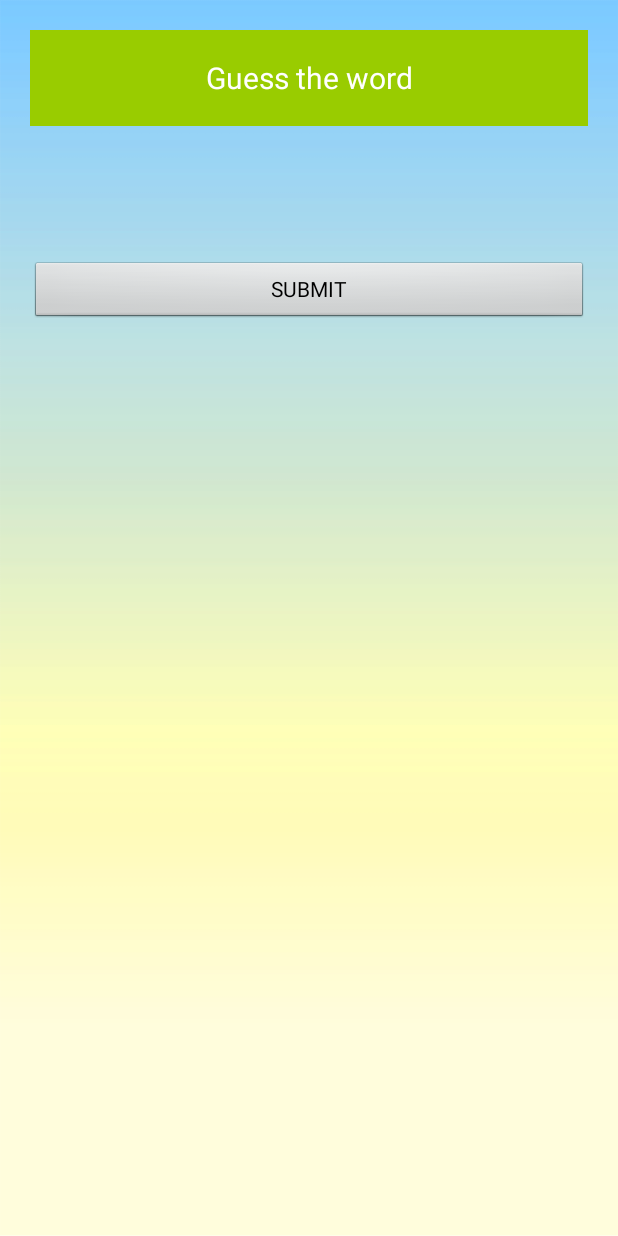
After one commit to sachin-sable/QP-hack-bulls-and-cows-android, an Android app: the GuesserScreen screen opened directly, with no data from a screen before it, on a phone screen of 412 x 824 dp. The commit adds this screen. Run offline under Robolectric (Android 15) with nearby library versions, the phone set to English and light mode, and no system bars.

Commit message:
Chooser and guesser basic screens. Remaining to add passes table.

```diff
--- a/app/build.gradle
+++ b/app/build.gradle
@@ -1,4 +1,4 @@
-apply plugin: 'com.android.feature'
+apply plugin: 'com.android.application'
 
 apply plugin: 'kotlin-android'
 
@@ -24,7 +24,6 @@ android {
 dependencies {
     implementation fileTree(dir: 'libs', include: ['*.jar'])
     implementation"org.jetbrains.kotlin:kotlin-stdlib-jre7:$kotlin_version"
-    implementation project(':base')
     testImplementation 'junit:junit:4.12'
     androidTestImplementation 'com.android.support.test:runner:1.0.2'
     androidTestImplementation 'com.android.support.test.espresso:espresso-core:3.0.2'
--- /dev/null
+++ b/app/src/main/java/com/questionpro/bullscows/app/GuesserScreen.java
@@ -0,0 +1,106 @@
+package com.questionpro.bullscows.app;
+
+import android.app.Activity;
+import android.os.Bundle;
+import android.text.Editable;
+import android.text.TextWatcher;
+import android.util.Log;
+import android.view.LayoutInflater;
+import android.view.View;
+import android.widget.Button;
+import android.widget.EditText;
+import android.widget.LinearLayout;
+import android.widget.Toast;
+
+import com.questionpro.bullscows.app.utils.GlobalData;
+import com.questionpro.bullscows.app.utils.Utils;
+
+import java.util.LinkedHashMap;
+import java.util.Map;
+
+public class GuesserScreen extends Activity{
+    private LinearLayout textLayout;
+    private GlobalData globalData = GlobalData.getInstance();
+    private LayoutInflater layoutInflater ;
+    private String selectedWord;
+    private Button submitButton;
+    private int currentPass= 0;
+    private Map<Integer,String> passes = new LinkedHashMap<>();
+    @Override
+    protected void onCreate(Bundle savedInstanceState) {
+        super.onCreate(savedInstanceState);
+        setContentView(R.layout.guesser_screen);
+        layoutInflater = LayoutInflater.from(this);
+        textLayout = findViewById(R.id.textInputLayout);
+        submitButton = findViewById(R.id.submitButton);
+        selectedWord = globalData.getCurrentWord();
+        for(int i=0; i<selectedWord.length(); i++){
+            final int index = i;
+            EditText editText =(EditText) layoutInflater.inflate(R.layout.edit_text_box, null);
+            editText.setId(i);
+            editText.addTextChangedListener(new TextWatcher() {
+                @Override
+                public void beforeTextChanged(CharSequence s, int start, int count, int after) {
+
+                }
+
+                @Override
+                public void onTextChanged(CharSequence s, int start, int before, int count) {
+                    if(s.length() == 0 && index > 0){
+                        ((EditText) findViewById(index - 1)).requestFocus();
+                    }else if(s.length()== 1 && index<selectedWord.length()-1){
+                        ((EditText) findViewById(index+ 1)).requestFocus();
+                    }
+                }
+
+                @Override
+                public void afterTextChanged(Editable s) {
+
+                }
+            });
+            LinearLayout.LayoutParams params = new LinearLayout.LayoutParams(0, 80);
+            params.rightMargin= 5;
+            params.leftMargin  = 5;
+            params.weight = 1;
+            editText.setLayoutParams(params);
+            textLayout.addView(editText);
+        }
+        submitButton.setOnClickListener(new View.OnClickListener() {
+            @Override
+            public void onClick(View v) {
+                if(validateInput()){
+                    StringBuffer stringBuffer = new StringBuffer();
+                    for(int  i=0 ; i<selectedWord.length(); i++) {
+                        stringBuffer.append(((EditText) findViewById(i)).getText().toString().toLowerCase());
+                    }
+                    submitInput(stringBuffer.toString());
+                }
+            }
+        });
+    }
+
+    private void submitInput(String text){
+        String result = Utils.getHint(selectedWord.toLowerCase(), text.toLowerCase());
+
+        passes.put(currentPass++,result);
+        Log.i("Sachin", "Result- Pass-"+currentPass+" Result-"+result);
+        clearAllEditTexts();
+
+    }
+
+    private void clearAllEditTexts(){
+        for(int  i=0 ; i<selectedWord.length(); i++){
+            ((EditText) findViewById(i)).setText("");
+        }
+    }
+    private boolean validateInput(){
+        for(int  i=0 ; i<selectedWord.length(); i++){
+            if(((EditText) findViewById(i)).getText().toString().length() == 0){
+                Toast.makeText(this,"Please enter complete text.", Toast.LENGTH_LONG).show();
+                return false;
+            }
+        }
+        return true;
+    }
+
+}
--- /dev/null
+++ b/app/src/main/java/com/questionpro/bullscows/app/utils/GlobalData.java
@@ -0,0 +1,25 @@
+package com.questionpro.bullscows.app.utils;
+
+public class GlobalData {
+    private static GlobalData globalData = null;
+
+    public String getCurrentWord() {
+        return currentWord;
+    }
+
+    public void setCurrentWord(String currentWord) {
+        this.currentWord = currentWord;
+    }
+
+    private String currentWord = "";
+    private GlobalData(){
+
+    }
+
+    public static GlobalData getInstance(){
+        if(globalData == null){
+            globalData = new GlobalData();
+        }
+        return globalData;
+    }
+}
--- /dev/null
+++ b/app/src/main/res/layout/guesser_screen.xml
@@ -0,0 +1,40 @@
+<?xml version="1.0" encoding="utf-8"?>
+<LinearLayout xmlns:android="http://schemas.android.com/apk/res/android"
+    android:layout_width="match_parent"
+    android:layout_height="match_parent"
+    android:orientation="vertical"
+    android:padding="20dp"
+    android:background="@drawable/background">
+
+    <LinearLayout
+        android:id="@+id/headerLayout"
+        android:layout_width="match_parent"
+        android:padding="10dp"
+        android:layout_height="wrap_content"
+        android:background="@android:color/holo_green_light">
+
+        <TextView
+            android:layout_width="match_parent"
+            android:layout_height="44sp"
+            android:gravity="center"
+            android:text="Guess the word"
+            android:textColor="@android:color/white"
+            android:textSize="20sp"/>
+    </LinearLayout>
+
+    <LinearLayout
+        android:id="@+id/textInputLayout"
+        android:layout_width="match_parent"
+        android:layout_height="90dp"
+        android:gravity="center_vertical"
+        android:orientation="horizontal">
+
+    </LinearLayout>
+
+    <Button
+        android:layout_width="match_parent"
+        android:layout_height="42dp"
+        android:id="@+id/submitButton"
+        android:text="SUBMIT"/>
+
+</LinearLayout>
--- /dev/null
+++ b/app/src/main/res/layout/passes_table_fragment.xml
@@ -0,0 +1,6 @@
+<?xml version="1.0" encoding="utf-8"?>
+<LinearLayout xmlns:android="http://schemas.android.com/apk/res/android"
+    android:layout_width="match_parent"
+    android:layout_height="match_parent">
+
+</LinearLayout>
--- a/settings.gradle
+++ b/settings.gradle
@@ -1 +1 @@
-include ':app', ':app', ':base', ':instantapp'
+include ':app'
```
Also changed, not shown: app/src/main/AndroidManifest.xml (+18 -12 lines), app/src/main/java/com/questionpro/bullscows/app/ChooserScreen.java (added, +46 -0 lines), app/src/main/java/com/questionpro/bullscows/app/MainActivity.java (+20 -2 lines), app/src/main/java/com/questionpro/bullscows/app/utils/Utils.java (added, +52 -0 lines), app/src/main/res/layout/activity_main.xml (+9 -10 lines), app/src/main/res/layout/chooser_screen.xml (added, +39 -0 lines), app/src/main/res/layout/edit_text_box.xml (added, +17 -0 lines), app/src/main/res/drawable-hdpi/background.png (added), app/src/main/res/drawable-hdpi/splash.jpg (added).
